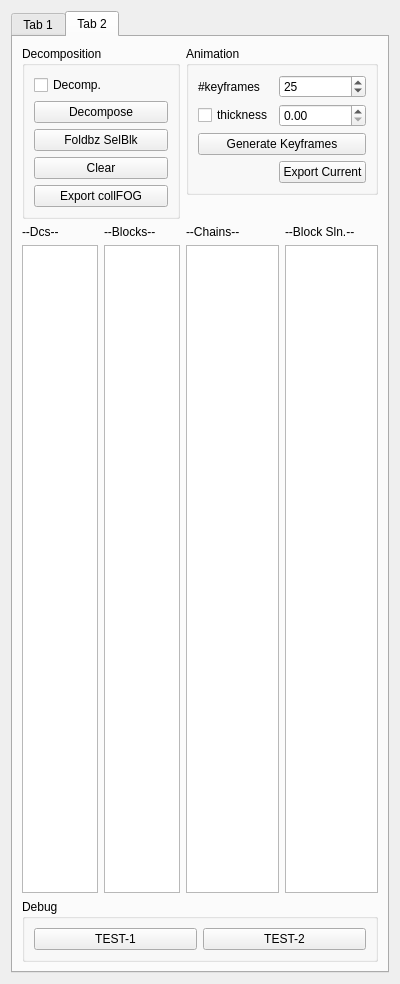
This is FoldPlugin/FdWidget.ui in letienhung/fold-hcc as Qt 5 draws it before an edit. The edited form follows.
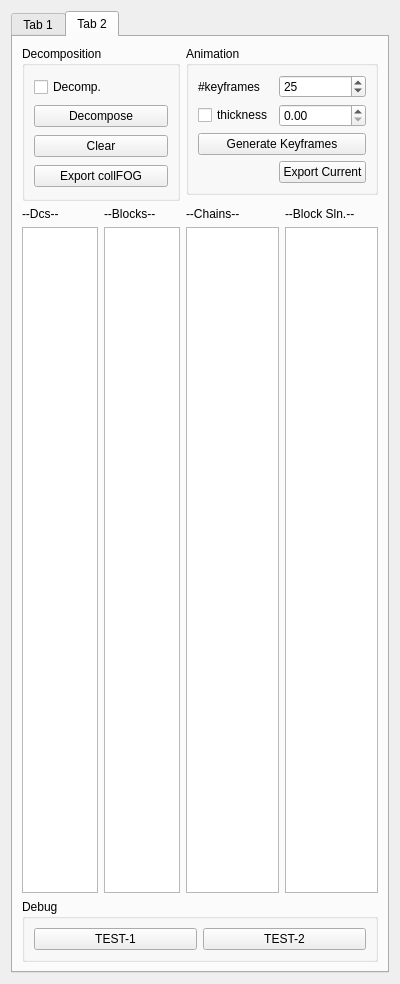
This is the edited form. The open tabs and pages were chosen to show the change.

What changed in the file:
```diff
--- a/FoldPlugin/FdWidget.ui
+++ b/FoldPlugin/FdWidget.ui
@@ -442,13 +442,6 @@
           <string>Decomposition</string>
          </property>
          <layout class="QGridLayout" name="gridLayout_10">
-          <item row="2" column="0">
-           <widget class="QPushButton" name="foldbzSelBlock">
-            <property name="text">
-             <string>Foldbz SelBlk</string>
-            </property>
-           </widget>
-          </item>
           <item row="0" column="0">
            <widget class="QCheckBox" name="showFolded">
             <property name="text">
@@ -456,7 +449,7 @@
             </property>
            </widget>
           </item>
-          <item row="3" column="0">
+          <item row="2" column="0">
            <widget class="QPushButton" name="clearDcList">
             <property name="text">
              <string>Clear</string>
@@ -470,7 +463,7 @@
             </property>
            </widget>
           </item>
-          <item row="4" column="0">
+          <item row="3" column="0">
            <widget class="QPushButton" name="exportCollFOG">
             <property name="text">
              <string>Export collFOG</string>
```
Left out of the diff: 10 changed lines with no effect on the pictures.
